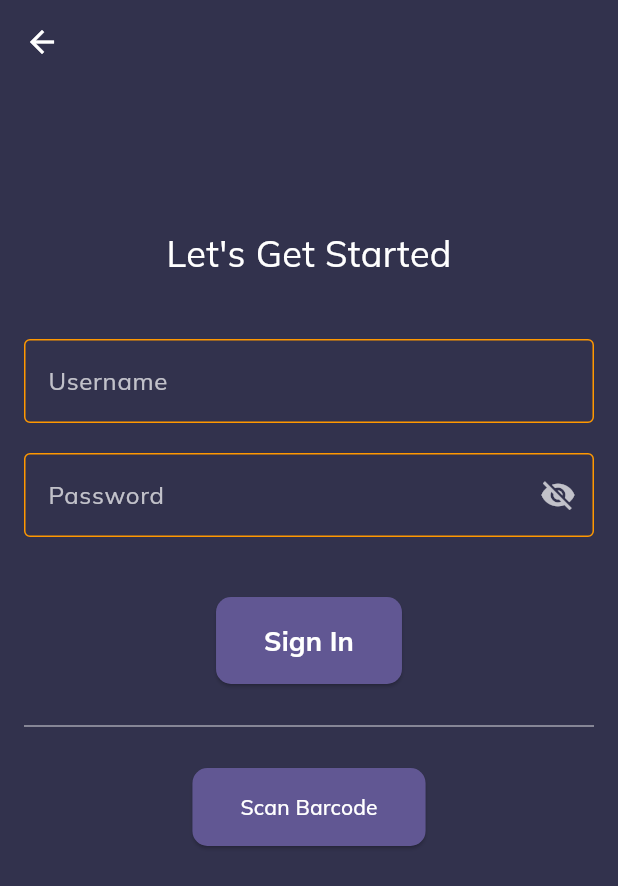
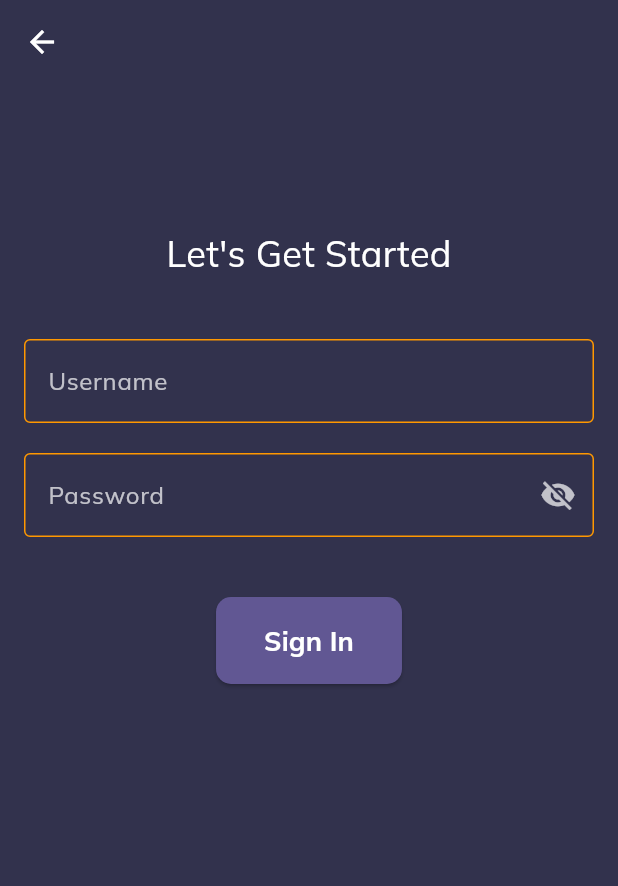
Before and after one commit to smitpatel24/libraryapp, a Flutter app: the screen it shows after launch, after a tap on "Get Started", on a phone screen of 412 x 824 dp. Shown: the top 886 px of the screen. Run offline on Flutter 3.47's test engine with Material 3 defaults, Android fonts, the light colour scheme and no system bars; our stand-ins replace bot_toast, flutter_screenutil, flutter_svg, get, google_fonts, internet_connection_checker_plus and 3 more; missing offline and left inert: flutter_barcode_scanner; accounts and stored records are empty.

Commit message:
Remove barcode scanner for login.

```diff
--- a/lib/SignInScreen.dart
+++ b/lib/SignInScreen.dart
@@ -137,21 +137,6 @@ class _SignInScreenState extends State<SignInScreen> {
                     ),
                   ),
                 ),
-                SizedBox(height: 20),
-                Divider(color: Colors.white54),
-                SizedBox(height: 20),
-                ElevatedButton(
-                  style: ElevatedButton.styleFrom(
-                    backgroundColor: Color(0xFF615793),
-                    foregroundColor: Colors.white,
-                    padding: EdgeInsets.symmetric(horizontal: 32, vertical: 16),
-                    shape: RoundedRectangleBorder(
-                      borderRadius: BorderRadius.circular(10),
-                    ),
-                  ),
-                  onPressed: _signInWithBarcode,
-                  child: const Text('Scan Barcode'),
-                ),
                 SizedBox(height: 80),
               ],
             ),
```
